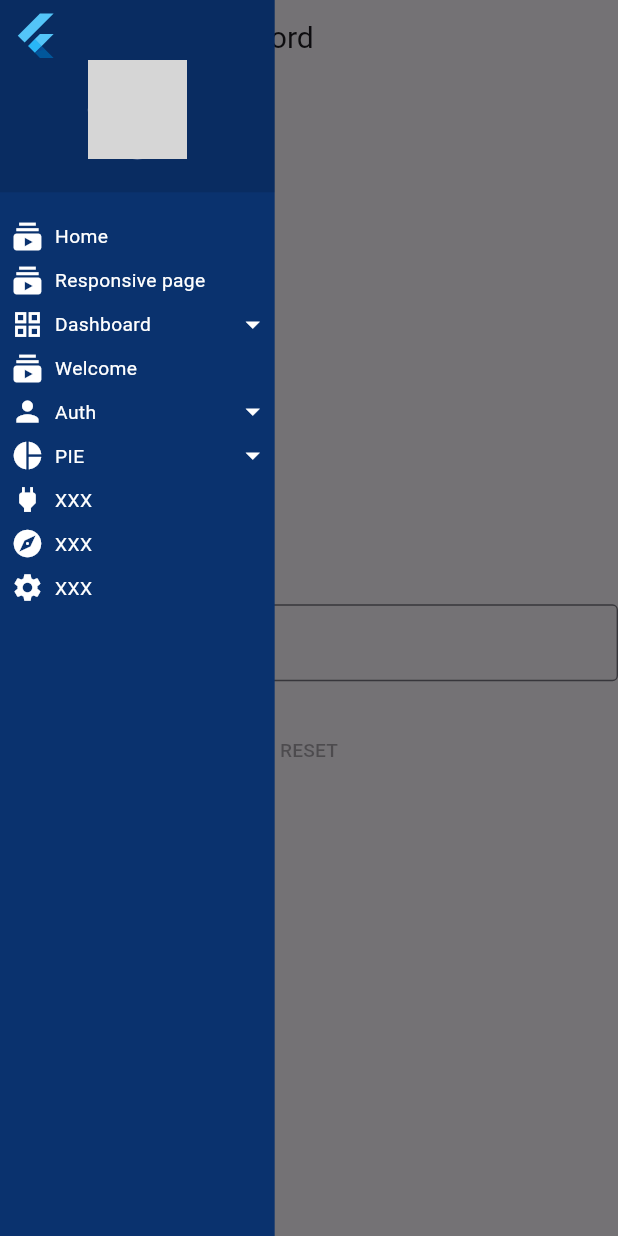
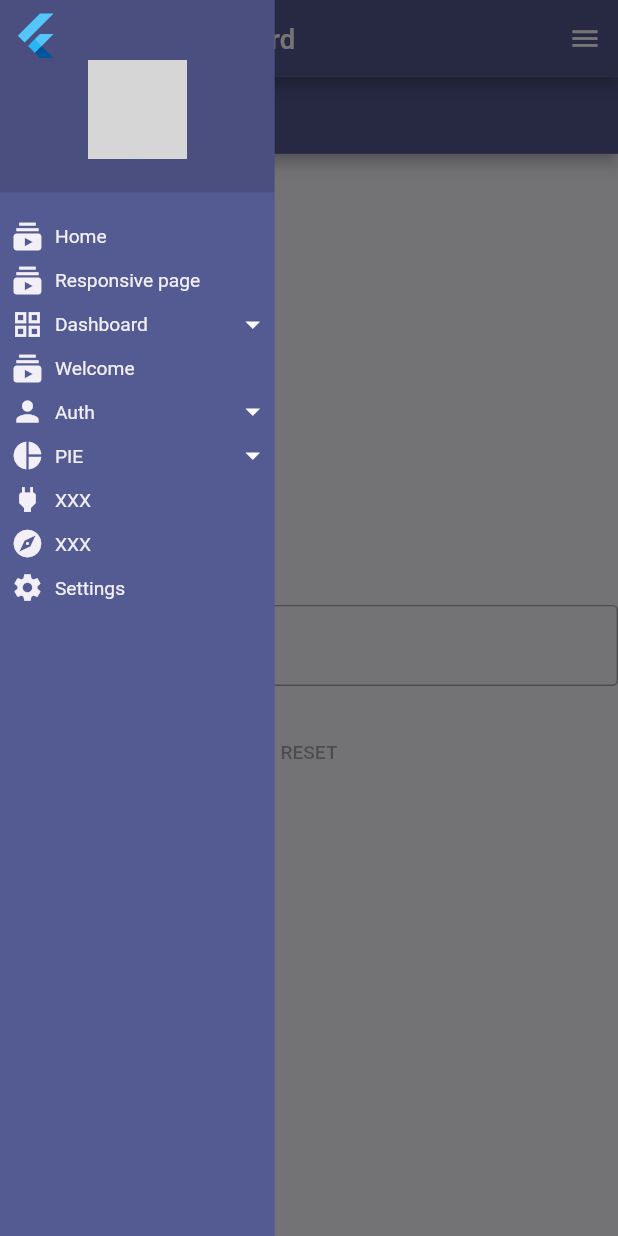
Before and after one commit to mdgb/md_composer_flutter, a Flutter app: the BaseTemplate screen opened by its route, with the side drawer open, on a phone screen of 412 x 824 dp. Run offline on Flutter 3.47's test engine with Material 2 defaults, Android fonts, the phone set to English and light mode, and no system bars; our stand-ins replace firebase_auth, firebase_core, flutter_colorpicker, flutter_markdown, flutter_riverpod, go_router and 2 more; accounts and stored records are empty; network calls fail; grey boxes are pictures that could not be loaded.

Commit message:
dynamic theme

```diff
--- a/lib/providers/color_scheme_provider.dart
+++ b/lib/providers/color_scheme_provider.dart
@@ -1,6 +1,6 @@
 import 'package:flutter/material.dart';
 import 'package:flutter_riverpod/flutter_riverpod.dart';
 
-final colorSchemeProvider = Provider(
-  (ref) => ColorScheme.fromSeed(seedColor: Color.fromARGB(255, 33, 24, 98)),
+final colorSchemeProvider = StateProvider(
+  (ref) => ColorScheme.fromSeed(seedColor: Color.fromARGB(255, 0, 38, 255)),
 );
--- a/lib/ui/templates/base_template.dart
+++ b/lib/ui/templates/base_template.dart
@@ -1,7 +1,10 @@
 import 'package:flutter/material.dart';
 import 'package:flutter/src/widgets/framework.dart';
+import 'package:flutter_colorpicker/flutter_colorpicker.dart';
 import 'package:flutter_riverpod/flutter_riverpod.dart';
+import 'package:md_composer_flutter/providers/color_scheme_provider.dart';
 import 'package:md_composer_flutter/ui/widget_library/drawers/drawer_expandable/drawer_expandable.dart';
+import 'package:md_composer_flutter/ui/widget_library/settings_panel/settings_panel.dart';
 import 'package:responsive_framework/responsive_framework.dart';
 
 class BaseTemplate extends ConsumerWidget {
@@ -11,9 +14,13 @@ class BaseTemplate extends ConsumerWidget {
   BaseTemplate({Key? key, required this.page, this.pageTitle = ''})
       : super(key: key);
 
+  final GlobalKey<ScaffoldState> _scaffoldKey = new GlobalKey<ScaffoldState>();
+
   @override
   Widget build(BuildContext context, WidgetRef ref) {
+    final colorScheme = ref.watch(colorSchemeProvider);
     return Scaffold(
+      key: _scaffoldKey,
       appBar: ResponsiveWrapper.of(context).isSmallerThan(TABLET)
           ? AppBar(
               title: Text(pageTitle),
@@ -24,6 +31,7 @@ class BaseTemplate extends ConsumerWidget {
           ? DrawerExpandableComponent()
           : null,
       body: getBodyLayout(context, page),
+      endDrawer: SettingsPanel(),
     );
   }
 
--- a/lib/ui/widget_library/drawers/drawer_expandable/drawer_expandable.dart
+++ b/lib/ui/widget_library/drawers/drawer_expandable/drawer_expandable.dart
@@ -19,7 +19,6 @@ class _DrawerExpandableComponentState
   int depth = 0;
   int selectedIndex = -1;
   String selectedPath = '';
-  Color primaryColor = Color.fromARGB(255, 10, 50, 110);
   Color textColor = Colors.white;
   double drawerWidth = 200;
 
@@ -71,7 +70,12 @@ class _DrawerExpandableComponentState
       ]),
       const CDM(title: 'XXX', icon: Icons.power, submenus: []),
       const CDM(title: 'XXX', icon: Icons.explore, submenus: []),
-      const CDM(title: 'XXX', icon: Icons.settings, submenus: []),
+      CDM(
+          title: 'Settings',
+          icon: Icons.settings,
+          action: () async {
+            Scaffold.of(context).openEndDrawer();
+          }),
     ];
     menuItems.addAll(items);
   }
@@ -79,7 +83,7 @@ class _DrawerExpandableComponentState
   @override
   Widget build(BuildContext context) {
     return Container(
-      color: primaryColor,
+      color: Theme.of(context).primaryColor,
       width: 200,
       child: Row(
         children: [
@@ -148,11 +152,17 @@ class _DrawerExpandableComponentState
                   children: [
                     Row(
                       children: [
-                        Icon(item.icon, color: textColor),
+                        Icon(
+                          item.icon,
+                          color: Theme.of(context).colorScheme.onInverseSurface,
+                        ),
                         SizedBox(width: 8),
                         Text(
                           item.title,
-                          style: TextStyle(color: textColor),
+                          style: TextStyle(
+                              color: Theme.of(context)
+                                  .colorScheme
+                                  .onInverseSurface),
                         ),
                       ],
                     ),
--- a/pubspec.yaml
+++ b/pubspec.yaml
@@ -45,6 +45,7 @@ dependencies:
   flutter_markdown: ^0.6.10+2
   url_launcher: ^6.1.4
   flutter_staggered_grid_view: ^0.6.2
+  flutter_colorpicker: ^1.0.3
 
 dev_dependencies:
   flutter_test:
```
Also changed, not shown: lib/main.dart (+9 -7 lines), lib/ui/pages/home_page/home_page.dart (+14 -7 lines), lib/ui/widget_library/settings_panel/settings_panel.dart (added, +31 -0 lines), pubspec.lock.
